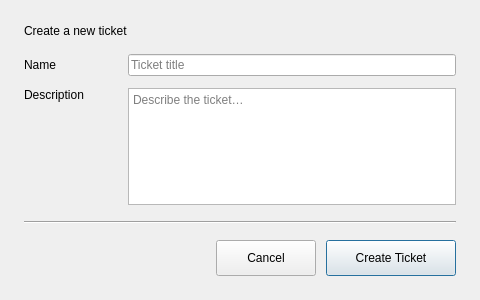
Juanmut2003/docucheck, file ticketerstellen.ui: the form before one commit.
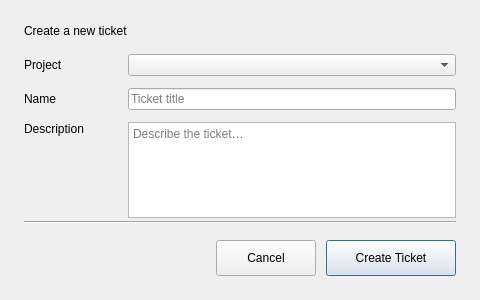
The form after the commit.

What changed in the file:
```diff
--- a/ticketerstellen.ui
+++ b/ticketerstellen.ui
@@ -57,6 +57,25 @@
       <number>12</number>
      </property>
      <item row="0" column="0">
+      <widget class="QLabel" name="labelProject">
+       <property name="minimumSize">
+        <size>
+         <width>90</width>
+         <height>0</height>
+        </size>
+       </property>
+       <property name="text">
+        <string>Project</string>
+       </property>
+       <property name="role" stdset="0">
+        <string>field</string>
+       </property>
+      </widget>
+     </item>
+     <item row="0" column="1">
+      <widget class="QComboBox" name="comboProject"/>
+     </item>
+     <item row="1" column="0">
       <widget class="QLabel" name="labelName">
        <property name="minimumSize">
         <size>
@@ -72,14 +91,14 @@
        </property>
       </widget>
      </item>
-     <item row="0" column="1">
+     <item row="1" column="1">
       <widget class="QLineEdit" name="lineEditName">
        <property name="placeholderText">
         <string>Ticket title</string>
        </property>
       </widget>
      </item>
-     <item row="1" column="0">
+     <item row="2" column="0">
       <widget class="QLabel" name="labelDescription">
        <property name="minimumSize">
         <size>
@@ -98,7 +117,7 @@
        </property>
       </widget>
      </item>
-     <item row="1" column="1">
+     <item row="2" column="1">
       <widget class="QTextEdit" name="textEditDescription">
        <property name="minimumSize">
         <size>
```
